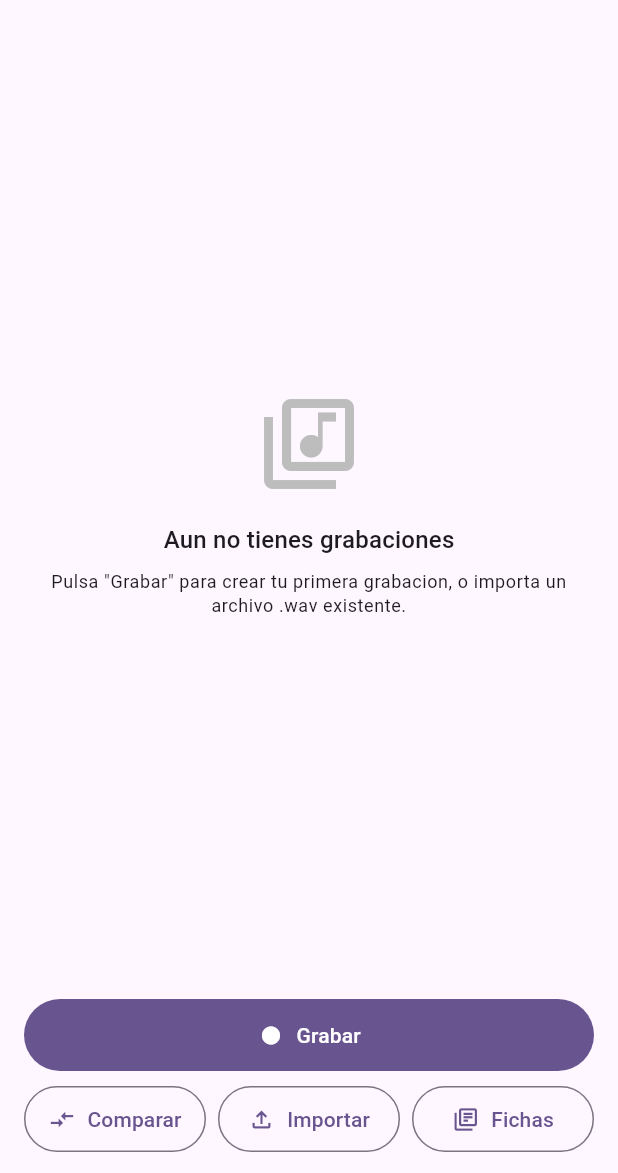
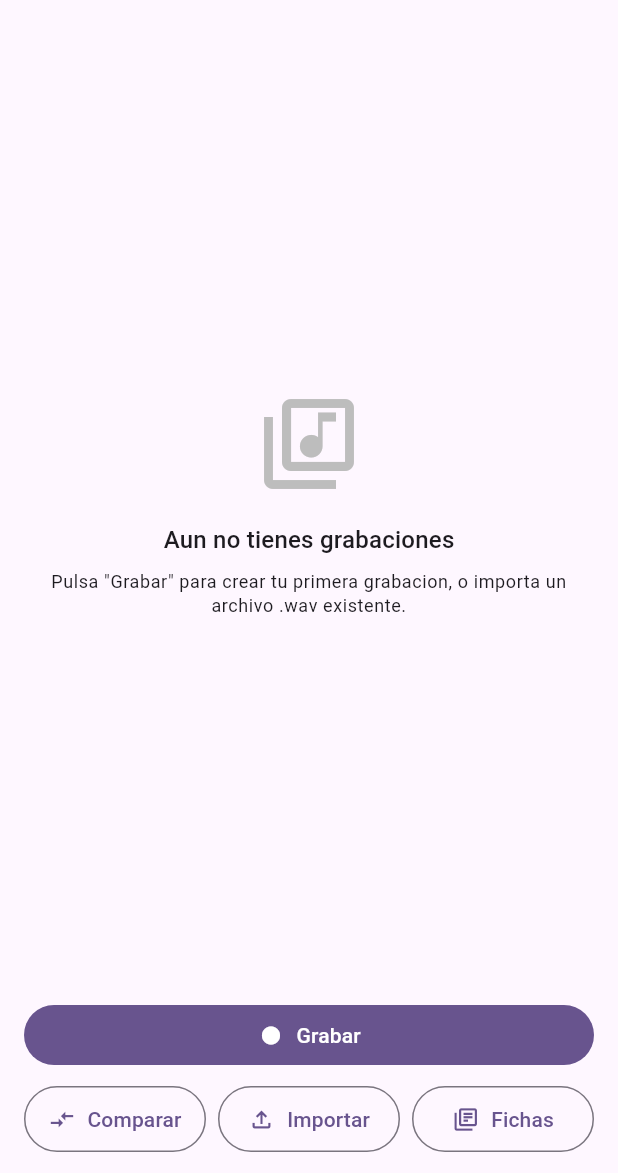
Before and after one commit to palitrueque/Guitarra-spectrum-app, a Flutter app: the screen it shows after launch, on a phone screen of 412 x 824 dp, the part 63-1236 px from its top. Run offline on Flutter 3.47's test engine with Material 3 defaults, Android fonts, the phone set to English and light mode, and no system bars; our stand-ins replace file_picker, fl_chart, permission_handler, share_plus; missing offline and left inert: fftea, record.

Commit message:
Reduce Grabar button height by half

```diff
--- a/lib/library_screen.dart
+++ b/lib/library_screen.dart
@@ -211,7 +211,7 @@ class _LibraryScreenState extends State<LibraryScreen> {
             icon: const Icon(Icons.fiber_manual_record),
             label: const Text('Grabar'),
             style: FilledButton.styleFrom(
-              padding: const EdgeInsets.symmetric(vertical: 14),
+              padding: const EdgeInsets.symmetric(vertical: 7),
             ),
           ),
         ),
```
